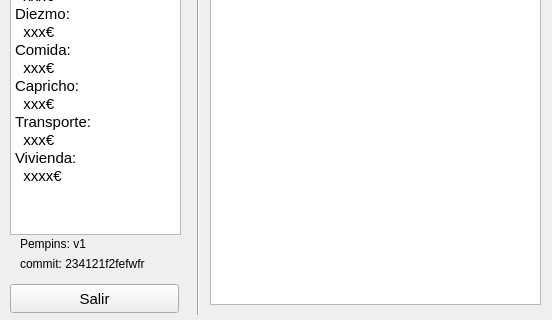
Qt form view/view_winmain.ui (ego-kyriarchos/pempins) before a commit; both pictures show x 0 to 552 and y 306 to 626 of the 552 by 626 pixel window.
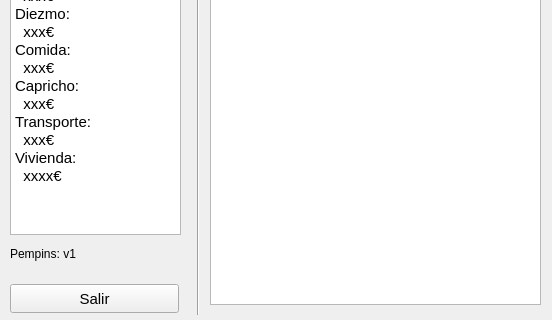
The same form after that commit. Icons and pictures are not drawn.

```diff
--- a/view/view_winmain.ui
+++ b/view/view_winmain.ui
@@ -129,8 +129,8 @@
    <widget class="QLabel" name="versionPempins">
     <property name="geometry">
      <rect>
-      <x>20</x>
-      <y>540</y>
+      <x>10</x>
+      <y>550</y>
       <width>91</width>
       <height>20</height>
      </rect>
@@ -139,19 +139,6 @@
      <string>Pempins: v1</string>
     </property>
    </widget>
-   <widget class="QLabel" name="pempinsCommit">
-    <property name="geometry">
-     <rect>
-      <x>20</x>
-      <y>560</y>
-      <width>171</width>
-      <height>20</height>
-     </rect>
-    </property>
-    <property name="text">
-     <string>commit: 234121f2fefwfr</string>
-    </property>
-   </widget>
    <widget class="QGroupBox" name="boxBusquedaPorFecha">
     <property name="geometry">
      <rect>
```
Left out of the diff: 2 changed lines with no effect on the pictures.
